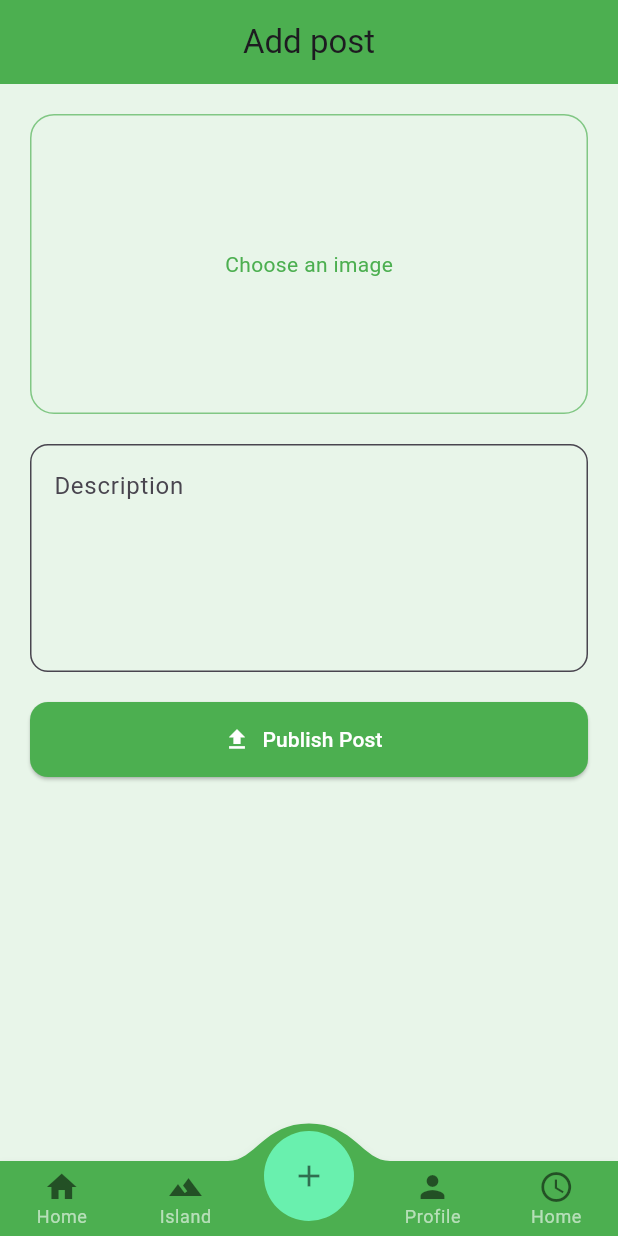
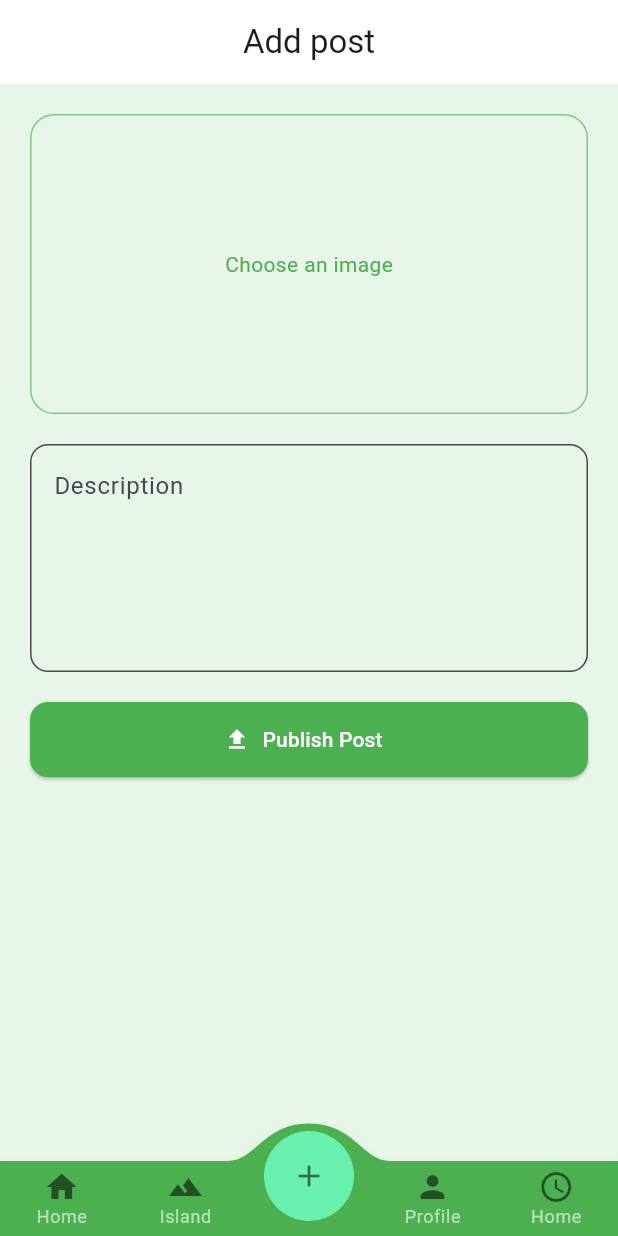
Before and after one commit to shaxabaxa1117/missionland_app, a Flutter app: the HomePage screen opened by its route, item 3 of the bottom bar chosen, on a phone screen of 412 x 824 dp. Run offline on Flutter 3.47's test engine with Material 3 defaults, Android fonts, the phone set to English and light mode, and no system bars; drawn by our look-alikes of convex_bottom_bar; our stand-ins replace bloc, cloud_firestore, equatable, firebase_auth, firebase_core, flutter_bloc and 4 more; accounts and stored records are empty.

Commit message:
Refactors home page and updates UI colors
- Moves `MainHomePage` content to `PostListPage` and removes the old file.
- Updates the home page to use the `PostListPage` directly.
- Adjusts the app bar colors in `IslandPage` and `AddPostPage` to white for consistency.

```diff
--- a/lib/app/home_page.dart
+++ b/lib/app/home_page.dart
@@ -1,9 +1,8 @@
 import 'package:flutter/material.dart';
 import 'package:convex_bottom_bar/convex_bottom_bar.dart';
-import 'package:missionland_app/feature/posts/presentation/bloc/post_bloc.dart';
 import 'package:missionland_app/feature/posts/presentation/pages/add_post_page.dart';
 import 'package:missionland_app/feature/island_features/presentation/pages/island_page.dart';
-import 'package:missionland_app/app/main_home_page.dart';
+import 'package:missionland_app/feature/posts/presentation/pages/main_home_page.dart';
 
 class HomePage extends StatefulWidget {
   const HomePage({super.key});
@@ -20,7 +19,7 @@ class _HomePageState extends State<HomePage> {
     const MainHomePage(),
     const IslandPage(),
     const AddPostPage(),
-    const Center(child: Text('Profile Screen', style: TextStyle(fontSize: 24))),
+    const Center(child: Text('Profile Screen', style: TextStyle(fontSize: 24))), //! for further development
     const Center(child: Text('Time', style: TextStyle(fontSize: 24))),
   ];
 
--- a/lib/feature/auth/domain/repository/auth_repository.dart
+++ b/lib/feature/auth/domain/repository/auth_repository.dart
@@ -4,5 +4,4 @@ abstract class AuthRepository {
   Future<void> signOut();
   Future<bool> isSignedIn();
 
-
 }
--- a/lib/feature/island_features/presentation/pages/island_page.dart
+++ b/lib/feature/island_features/presentation/pages/island_page.dart
@@ -68,7 +68,7 @@ class _IslandPageState extends State<IslandPage> {
         automaticallyImplyLeading: false,
         title: Text('Your Eco Island'),
         centerTitle: true,
-        backgroundColor: Colors.green,
+        backgroundColor: Colors.white,
       ),
       body: Stack(
         children: [
--- a/lib/feature/posts/presentation/pages/add_post_page.dart
+++ b/lib/feature/posts/presentation/pages/add_post_page.dart
@@ -82,7 +82,7 @@ class _AddPostPageState extends State<AddPostPage> {
       appBar: AppBar(
         automaticallyImplyLeading: false,
         title: Center(child: const Text('Add post')),
-        backgroundColor: Colors.green,
+        backgroundColor: Colors.white,
       ),
       body: BlocListener<PostBloc, PostState>(
         listener: (context, state) {
--- a/lib/app/main_home_page.dart
+++ b/lib/feature/posts/presentation/pages/main_home_page.dart
@@ -33,7 +33,7 @@ class MainHomePage extends StatelessWidget {
       appBar: AppBar(
         title: const Text('Main Home Page'),
         centerTitle: true,
-        backgroundColor: Colors.green,
+        backgroundColor: Colors.white,
       ),
       body: Column(
         children: [
--- a/lib/main.dart
+++ b/lib/main.dart
@@ -1,26 +1,21 @@
 import 'package:firebase_core/firebase_core.dart';
 import 'package:flutter/material.dart';
 import 'package:flutter_bloc/flutter_bloc.dart';
-
 import 'package:missionland_app/feature/auth/presentation/bloc/auth_bloc.dart';
 import 'package:missionland_app/feature/auth/presentation/pages/auth_wrap.dart';
 import 'package:missionland_app/feature/auth/presentation/pages/sign_in_page.dart';
 import 'package:missionland_app/feature/auth/presentation/pages/sign_up_page.dart';
 import 'package:missionland_app/core/consts/firebase_options.dart';
-
 import 'package:missionland_app/feature/posts/presentation/bloc/post_bloc.dart';
 import 'package:missionland_app/feature/posts/presentation/bloc/post_event.dart';
 import 'package:missionland_app/feature/videos/presentation/controller/video_provider.dart';
-
 import 'package:missionland_app/injection_container.dart' as di;
 import 'package:missionland_app/app/home_page.dart';
 import 'package:provider/provider.dart';
 
-
 void main() async {
   WidgetsFlutterBinding.ensureInitialized();
   await Firebase.initializeApp(options: DefaultFirebaseOptions.currentPlatform);
-
   await di.initializeDependencies();
   runApp(ChangeNotifierProvider(
     create: (context) => VideoProvider()..loadWatchedVideos(),
```
Also changed, not shown: lib/feature/island_features/contrallers/event_text_controller_provder.dart (+9 -10 lines).
